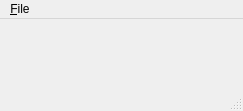
First picture: the form in src/mainwindow.ui, repository dresio/sign_in, before the edit.
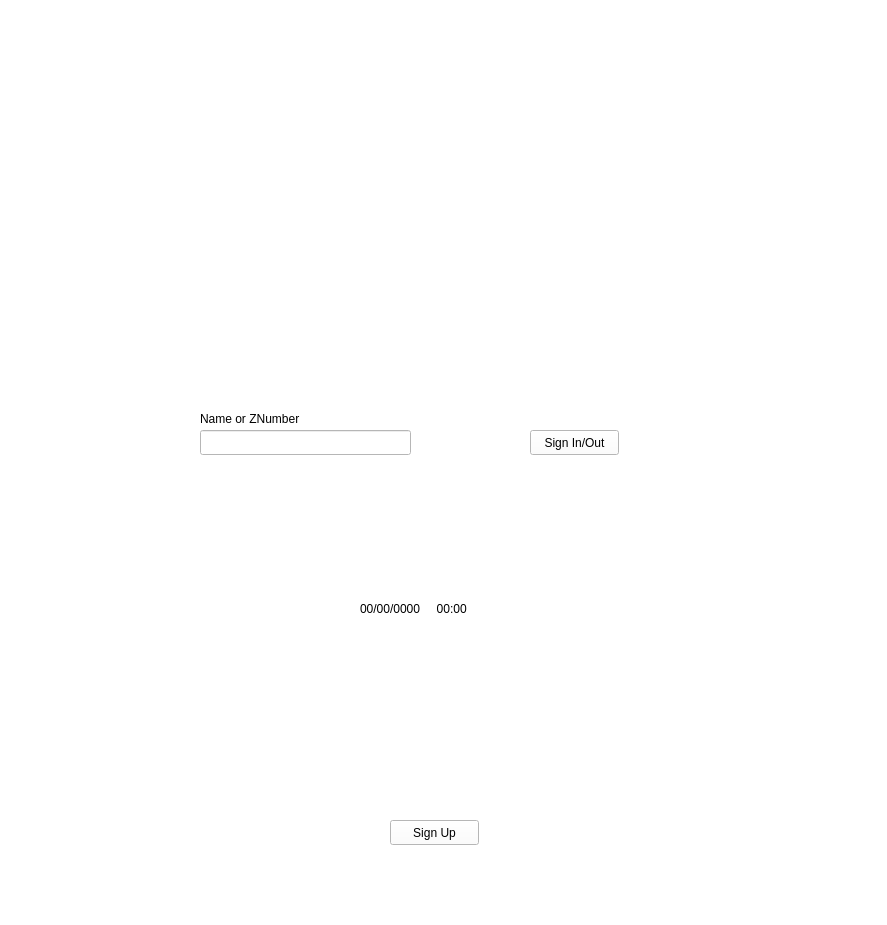
Second picture: the form after the edit. Icons and pictures are not drawn.

Commit message: Reworked window and added start of button functinality

The edit to the form file:
```diff
--- a/src/mainwindow.ui
+++ b/src/mainwindow.ui
@@ -2,52 +2,537 @@
 <ui version="4.0">
  <class>MainWindow</class>
  <widget class="QMainWindow" name="MainWindow">
+  <property name="enabled">
+   <bool>true</bool>
+  </property>
   <property name="geometry">
    <rect>
     <x>0</x>
     <y>0</y>
-    <width>243</width>
-    <height>111</height>
+    <width>887</width>
+    <height>925</height>
    </rect>
   </property>
+  <property name="palette">
+   <palette>
+    <active>
+     <colorrole role="WindowText">
+      <brush brushstyle="SolidPattern">
+       <color alpha="255">
+        <red>0</red>
+        <green>0</green>
+        <blue>0</blue>
+       </color>
+      </brush>
+     </colorrole>
+     <colorrole role="Button">
+      <brush brushstyle="SolidPattern">
+       <color alpha="255">
+        <red>255</red>
+        <green>255</green>
+        <blue>255</blue>
+       </color>
+      </brush>
+     </colorrole>
+     <colorrole role="Light">
+      <brush brushstyle="SolidPattern">
+       <color alpha="255">
+        <red>255</red>
+        <green>255</green>
+        <blue>255</blue>
+       </color>
+      </brush>
+     </colorrole>
+     <colorrole role="Midlight">
+      <brush brushstyle="SolidPattern">
+       <color alpha="255">
+        <red>255</red>
+        <green>255</green>
+        <blue>255</blue>
+       </color>
+      </brush>
+     </colorrole>
+     <colorrole role="Dark">
+      <brush brushstyle="SolidPattern">
+       <color alpha="255">
+        <red>127</red>
+        <green>127</green>
+        <blue>127</blue>
+       </color>
+      </brush>
+     </colorrole>
+     <colorrole role="Mid">
+      <brush brushstyle="SolidPattern">
+       <color alpha="255">
+        <red>170</red>
+        <green>170</green>
+        <blue>170</blue>
+       </color>
+      </brush>
+     </colorrole>
+     <colorrole role="Text">
+      <brush brushstyle="SolidPattern">
+       <color alpha="255">
+        <red>0</red>
+        <green>0</green>
+        <blue>0</blue>
+       </color>
+      </brush>
+     </colorrole>
+     <colorrole role="BrightText">
+      <brush brushstyle="SolidPattern">
+       <color alpha="255">
+        <red>255</red>
+        <green>255</green>
+        <blue>255</blue>
+       </color>
+      </brush>
+     </colorrole>
+     <colorrole role="ButtonText">
+      <brush brushstyle="SolidPattern">
+       <color alpha="255">
+        <red>0</red>
+        <green>0</green>
+        <blue>0</blue>
+       </color>
+      </brush>
+     </colorrole>
+     <colorrole role="Base">
+      <brush brushstyle="SolidPattern">
+       <color alpha="255">
+        <red>255</red>
+        <green>255</green>
+        <blue>255</blue>
+       </color>
+      </brush>
+     </colorrole>
+     <colorrole role="Window">
+      <brush brushstyle="SolidPattern">
+       <color alpha="255">
+        <red>255</red>
+        <green>255</green>
+        <blue>255</blue>
+       </color>
+      </brush>
+     </colorrole>
+     <colorrole role="Shadow">
+      <brush brushstyle="SolidPattern">
+       <color alpha="255">
+        <red>0</red>
+        <green>0</green>
+        <blue>0</blue>
+       </color>
+      </brush>
+     </colorrole>
+     <colorrole role="AlternateBase">
+      <brush brushstyle="SolidPattern">
+       <color alpha="255">
+        <red>255</red>
+        <green>255</green>
+        <blue>255</blue>
+       </color>
+      </brush>
+     </colorrole>
+     <colorrole role="ToolTipBase">
+      <brush brushstyle="SolidPattern">
+       <color alpha="255">
+        <red>255</red>
+        <green>255</green>
+        <blue>220</blue>
+       </color>
+      </brush>
+     </colorrole>
+     <colorrole role="ToolTipText">
+      <brush brushstyle="SolidPattern">
+       <color alpha="255">
+        <red>0</red>
+        <green>0</green>
+        <blue>0</blue>
+       </color>
+      </brush>
+     </colorrole>
+    </active>
+    <inactive>
+     <colorrole role="WindowText">
+      <brush brushstyle="SolidPattern">
+       <color alpha="255">
+        <red>0</red>
+        <green>0</green>
+        <blue>0</blue>
+       </color>
+      </brush>
+     </colorrole>
+     <colorrole role="Button">
+      <brush brushstyle="SolidPattern">
+       <color alpha="255">
+        <red>255</red>
+        <green>255</green>
+        <blue>255</blue>
+       </color>
+      </brush>
+     </colorrole>
+     <colorrole role="Light">
+      <brush brushstyle="SolidPattern">
+       <color alpha="255">
+        <red>255</red>
+        <green>255</green>
+        <blue>255</blue>
+       </color>
+      </brush>
+     </colorrole>
+     <colorrole role="Midlight">
+      <brush brushstyle="SolidPattern">
+       <color alpha="255">
+        <red>255</red>
+        <green>255</green>
+        <blue>255</blue>
+       </color>
+      </brush>
+     </colorrole>
+     <colorrole role="Dark">
+      <brush brushstyle="SolidPattern">
+       <color alpha="255">
+        <red>127</red>
+        <green>127</green>
+        <blue>127</blue>
+       </color>
+      </brush>
+     </colorrole>
+     <colorrole role="Mid">
+      <brush brushstyle="SolidPattern">
+       <color alpha="255">
+        <red>170</red>
+        <green>170</green>
+        <blue>170</blue>
+       </color>
+      </brush>
+     </colorrole>
+     <colorrole role="Text">
+      <brush brushstyle="SolidPattern">
+       <color alpha="255">
+        <red>0</red>
+        <green>0</green>
+        <blue>0</blue>
+       </color>
+      </brush>
+     </colorrole>
+     <colorrole role="BrightText">
+      <brush brushstyle="SolidPattern">
+       <color alpha="255">
+        <red>255</red>
+        <green>255</green>
+        <blue>255</blue>
+       </color>
+      </brush>
+     </colorrole>
+     <colorrole role="ButtonText">
+      <brush brushstyle="SolidPattern">
+       <color alpha="255">
+        <red>0</red>
+        <green>0</green>
+        <blue>0</blue>
+       </color>
+      </brush>
+     </colorrole>
+     <colorrole role="Base">
+      <brush brushstyle="SolidPattern">
+       <color alpha="255">
+        <red>255</red>
+        <green>255</green>
+        <blue>255</blue>
+       </color>
+      </brush>
+     </colorrole>
+     <colorrole role="Window">
+      <brush brushstyle="SolidPattern">
+       <color alpha="255">
+        <red>255</red>
+        <green>255</green>
+        <blue>255</blue>
+       </color>
+      </brush>
+     </colorrole>
+     <colorrole role="Shadow">
+      <brush brushstyle="SolidPattern">
+       <color alpha="255">
+        <red>0</red>
+        <green>0</green>
+        <blue>0</blue>
+       </color>
+      </brush>
+     </colorrole>
+     <colorrole role="AlternateBase">
+      <brush brushstyle="SolidPattern">
+       <color alpha="255">
+        <red>255</red>
+        <green>255</green>
+        <blue>255</blue>
+       </color>
+      </brush>
+     </colorrole>
+     <colorrole role="ToolTipBase">
+      <brush brushstyle="SolidPattern">
+       <color alpha="255">
+        <red>255</red>
+        <green>255</green>
+        <blue>220</blue>
+       </color>
+      </brush>
+     </colorrole>
+     <colorrole role="ToolTipText">
+      <brush brushstyle="SolidPattern">
+       <color alpha="255">
+        <red>0</red>
+        <green>0</green>
+        <blue>0</blue>
+       </color>
+      </brush>
+     </colorrole>
+    </inactive>
+    <disabled>
+     <colorrole role="WindowText">
+      <brush brushstyle="SolidPattern">
+       <color alpha="255">
+        <red>127</red>
+        <green>127</green>
+        <blue>127</blue>
+       </color>
+      </brush>
+     </colorrole>
+     <colorrole role="Button">
+      <brush brushstyle="SolidPattern">
+       <color alpha="255">
+        <red>255</red>
+        <green>255</green>
+        <blue>255</blue>
+       </color>
+      </brush>
+     </colorrole>
+     <colorrole role="Light">
+      <brush brushstyle="SolidPattern">
+       <color alpha="255">
+        <red>255</red>
+        <green>255</green>
+        <blue>255</blue>
+       </color>
+      </brush>
+     </colorrole>
+     <colorrole role="Midlight">
+      <brush brushstyle="SolidPattern">
+       <color alpha="255">
+        <red>255</red>
+        <green>255</green>
+        <blue>255</blue>
+       </color>
+      </brush>
+     </colorrole>
+     <colorrole role="Dark">
+      <brush brushstyle="SolidPattern">
+       <color alpha="255">
+        <red>127</red>
+        <green>127</green>
+        <blue>127</blue>
+       </color>
+      </brush>
+     </colorrole>
+     <colorrole role="Mid">
+      <brush brushstyle="SolidPattern">
+       <color alpha="255">
+        <red>170</red>
+        <green>170</green>
+        <blue>170</blue>
+       </color>
+      </brush>
+     </colorrole>
+     <colorrole role="Text">
+      <brush brushstyle="SolidPattern">
+       <color alpha="255">
+        <red>127</red>
+        <green>127</green>
+        <blue>127</blue>
+       </color>
+      </brush>
+     </colorrole>
+     <colorrole role="BrightText">
+      <brush brushstyle="SolidPattern">
+       <color alpha="255">
+        <red>255</red>
+        <green>255</green>
+        <blue>255</blue>
+       </color>
+      </brush>
+     </colorrole>
+     <colorrole role="ButtonText">
+      <brush brushstyle="SolidPattern">
+       <color alpha="255">
+        <red>127</red>
+        <green>127</green>
+        <blue>127</blue>
+       </color>
+      </brush>
+     </colorrole>
+     <colorrole role="Base">
+      <brush brushstyle="SolidPattern">
+       <color alpha="255">
+        <red>255</red>
+        <green>255</green>
+        <blue>255</blue>
+       </color>
+      </brush>
+     </colorrole>
+     <colorrole role="Window">
+      <brush brushstyle="SolidPattern">
+       <color alpha="255">
+        <red>255</red>
+        <green>255</green>
+        <blue>255</blue>
+       </color>
+      </brush>
+     </colorrole>
+     <colorrole role="Shadow">
+      <brush brushstyle="SolidPattern">
+       <color alpha="255">
+        <red>0</red>
+        <green>0</green>
+        <blue>0</blue>
+       </color>
+      </brush>
+     </colorrole>
+     <colorrole role="AlternateBase">
+      <brush brushstyle="SolidPattern">
+       <color alpha="255">
+        <red>255</red>
+        <green>255</green>
+        <blue>255</blue>
+       </color>
+      </brush>
+     </colorrole>
+     <colorrole role="ToolTipBase">
+      <brush brushstyle="SolidPattern">
+       <color alpha="255">
+        <red>255</red>
+        <green>255</green>
+        <blue>220</blue>
+       </color>
+      </brush>
+     </colorrole>
+     <colorrole role="ToolTipText">
+      <brush brushstyle="SolidPattern">
+       <color alpha="255">
+        <red>0</red>
+        <green>0</green>
+        <blue>0</blue>
+       </color>
+      </brush>
+     </colorrole>
+    </disabled>
+   </palette>
+  </property>
   <property name="windowTitle">
-   <string>Hello, World!</string>
+   <string>Sign In</string>
+  </property>
+  <property name="windowIcon">
+   <iconset resource="resources.qrc">
+    <normaloff>:/resources/logo.jpg</normaloff>:/resources/logo.jpg</iconset>
+  </property>
+  <property name="toolButtonStyle">
+   <enum>Qt::ToolButtonIconOnly</enum>
+  </property>
+  <property name="animated">
+   <bool>true</bool>
   </property>
   <widget class="QWidget" name="centralWidget">
-   <layout class="QGridLayout" name="gridLayout">
-    <item row="1" column="0">
-     <widget class="QLabel" name="label">
-      <property name="text">
-       <string/>
-      </property>
-      <property name="pixmap">
-       <pixmap resource="resources.qrc">:/resources/helloworld-transparent.png</pixmap>
-      </property>
-      <property name="alignment">
-       <set>Qt::AlignCenter</set>
-      </property>
-     </widget>
-    </item>
-   </layout>
-  </widget>
-  <widget class="QMenuBar" name="menuBar">
-   <property name="geometry">
-    <rect>
-     <x>0</x>
-     <y>0</y>
-     <width>243</width>
-     <height>21</height>
-    </rect>
-   </property>
-   <widget class="QMenu" name="menuFile">
-    <property name="title">
-     <string>&amp;File</string>
+   <widget class="QPushButton" name="sign_up">
+    <property name="geometry">
+     <rect>
+      <x>390</x>
+      <y>820</y>
+      <width>89</width>
+      <height>25</height>
+     </rect>
     </property>
-    <addaction name="actionExit"/>
+    <property name="text">
+     <string>Sign Up</string>
+    </property>
    </widget>
-   <addaction name="menuFile"/>
+   <widget class="QLabel" name="label">
+    <property name="geometry">
+     <rect>
+      <x>290</x>
+      <y>20</y>
+      <width>301</width>
+      <height>281</height>
+     </rect>
+    </property>
+    <property name="text">
+     <string/>
+    </property>
+    <property name="pixmap">
+     <pixmap resource="resources.qrc">:/resources/logo.jpg</pixmap>
+    </property>
+    <property name="scaledContents">
+     <bool>true</bool>
+    </property>
+    <property name="alignment">
+     <set>Qt::AlignCenter</set>
+    </property>
+   </widget>
+   <widget class="QPushButton" name="click">
+    <property name="geometry">
+     <rect>
+      <x>530</x>
+      <y>430</y>
+      <width>89</width>
+      <height>25</height>
+     </rect>
+    </property>
+    <property name="focusPolicy">
+     <enum>Qt::TabFocus</enum>
+    </property>
+    <property name="text">
+     <string>Sign In/Out</string>
+    </property>
+   </widget>
+   <widget class="QLabel" name="time">
+    <property name="geometry">
+     <rect>
+      <x>360</x>
+      <y>600</y>
+      <width>181</width>
+      <height>17</height>
+     </rect>
+    </property>
+    <property name="focusPolicy">
+     <enum>Qt::NoFocus</enum>
+    </property>
+    <property name="text">
+     <string>00/00/0000     00:00</string>
+    </property>
+   </widget>
+   <widget class="QLineEdit" name="input">
+    <property name="geometry">
+     <rect>
+      <x>200</x>
+      <y>430</y>
+      <width>211</width>
+      <height>25</height>
+     </rect>
+    </property>
+   </widget>
+   <widget class="QLabel" name="label_2">
+    <property name="geometry">
+     <rect>
+      <x>200</x>
+      <y>410</y>
+      <width>171</width>
+      <height>17</height>
+     </rect>
+    </property>
+    <property name="text">
+     <string>Name or ZNumber</string>
+    </property>
+   </widget>
   </widget>
-  <widget class="QStatusBar" name="statusBar"/>
   <action name="actionExit">
    <property name="text">
     <string>E&amp;xit</string>
```
The commit also changes 7 other files.
